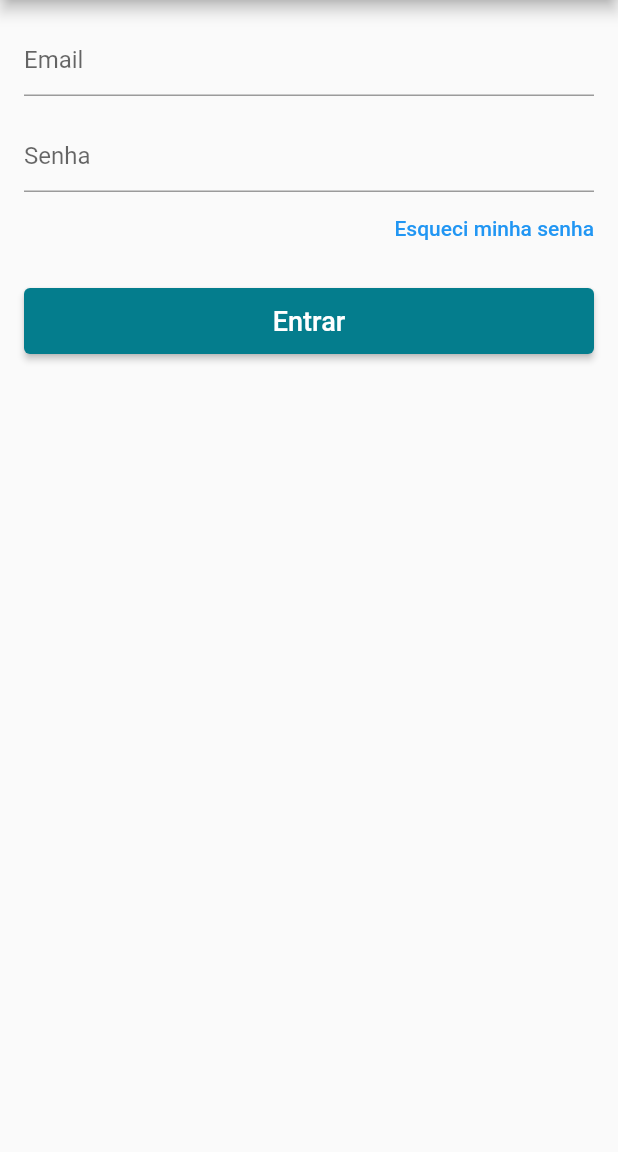
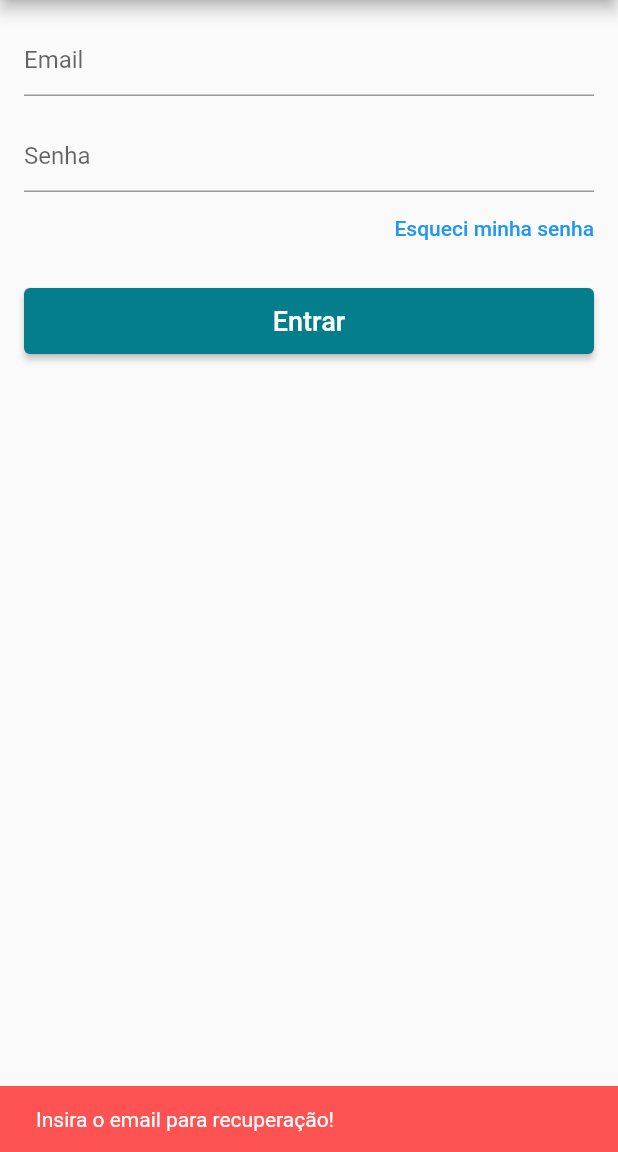
Before and after one commit to thiago1cruz/lojavirtual, a Flutter app: the LoginScreen screen opened directly, after a tap on "Esqueci minha senha", on a phone screen of 412 x 824 dp, the part 84-1236 px from its top. Run offline on Flutter 3.47's test engine with Material 2 defaults, Android fonts, the phone set to English and light mode, and no system bars; our stand-ins replace carousel_nullsafety, cloud_firestore, firebase_auth, firebase_core, transparent_image; accounts and stored records are empty.

Commit message:
Desenvolvimento do sistema de login com Firebase

```diff
--- a/lib/screens/login_screen.dart
+++ b/lib/screens/login_screen.dart
@@ -1,11 +1,22 @@
 
 
 import 'package:flutter/material.dart';
+import 'package:lojavirtual/models/user_model.dart';
 import 'package:lojavirtual/screens/singup_screen.dart';
+import 'package:scoped_model/scoped_model.dart';
 
 
-class LoginScreen extends StatelessWidget {
-   LoginScreen({ Key? key }) : super(key: key);
+class LoginScreen extends StatefulWidget {
+   const LoginScreen({ Key? key }) : super(key: key);
+
+  @override
+  State<LoginScreen> createState() => _LoginScreenState();
+}
+
+class _LoginScreenState extends State<LoginScreen> {
+   final _emailController = TextEditingController();
+
+   final _passController = TextEditingController();
 
   final _formKey = GlobalKey<FormState>();
 
@@ -19,7 +30,7 @@ class LoginScreen extends StatelessWidget {
           ElevatedButton(
             onPressed: (){
               Navigator.of(context).pushReplacement(
-                  MaterialPageRoute(builder: (context)=> SingUpScreen())
+                  MaterialPageRoute(builder: (context)=> const SingUpScreen())
               );
             },
             style: ElevatedButton.styleFrom(elevation: 0),
@@ -32,12 +43,20 @@ class LoginScreen extends StatelessWidget {
             ),
         ],
       ),
-      body: Form(
+      body: ScopedModelDescendant<UserModel>(
+        builder: (context, child, model){
+          if (model.isLoading) {
+            return const Center(
+              child: CircularProgressIndicator(),
+            );
+          }
+          return Form(
         key: _formKey,
         child: ListView(
           padding: const EdgeInsets.all(16),
           children: [
             TextFormField(
+              controller: _emailController,
               validator: (text){
                   if(text!.isEmpty || !text.contains('@')) return 'Email inválido!';
               },
@@ -48,6 +67,7 @@ class LoginScreen extends StatelessWidget {
             ),
             const SizedBox(height: 16,),
             TextFormField(
+              controller: _passController,
               decoration: const InputDecoration(
                 hintText: 'Senha'
               ),
@@ -62,7 +82,24 @@ class LoginScreen extends StatelessWidget {
                 style: ElevatedButton.styleFrom(
                   padding: EdgeInsets.zero,
                   ),
-                onPressed: (){},
+                onPressed: (){
+                  if (_emailController.text.isEmpty) {
+                     ScaffoldMessenger.of(context)
+                        .showSnackBar( const SnackBar(
+                          content: Text('Insira o email para recuperação!', ),
+                          backgroundColor: Colors.redAccent,
+                          duration: Duration(seconds: 2),
+                          ));
+                  }else{
+                    model.recoverPass(email: _emailController.text);
+                     ScaffoldMessenger.of(context)
+                        .showSnackBar(  SnackBar(
+                          content: const Text('Confira seu email!', ),
+                          backgroundColor: Theme.of(context).primaryColor,
+                          duration: const Duration(seconds: 2),
+                          ));
+                  }
+                },
                 child: const Text('Esqueci minha senha',
                   textAlign: TextAlign.right,
                   ),
@@ -77,7 +114,12 @@ class LoginScreen extends StatelessWidget {
                 ),
                 onPressed: (){
                   if(_formKey.currentState!.validate()){
-
+                    model.singIn(
+                      email: _emailController.text,
+                      pass: _passController.text,
+                      onFail: _onFail,
+                      onSuccess: _onSuccess
+                    );
                   }
                 },
                 child: const Text('Entrar',
@@ -89,7 +131,24 @@ class LoginScreen extends StatelessWidget {
                 ),
             )
           ],
-        ),),
+        ),
+        );
+        }
+        )
     );
   }
+
+   void _onSuccess(){
+        Navigator.of(context).pop();
+  }
+
+  void _onFail(){
+      ScaffoldMessenger.of(context)
+    .showSnackBar( const SnackBar(
+      content: Text('Falha na autenticação!', ),
+      backgroundColor: Colors.redAccent,
+      duration: Duration(seconds: 2),
+      ));
+
+  }
 }
```
Also changed, not shown: lib/main.dart (+8 -3 lines), lib/models/user_model.dart (added, +101 -0 lines), lib/screens/singup_screen.dart (+60 -4 lines), lib/widgets/custom_drawer.dart (+25 -10 lines).
